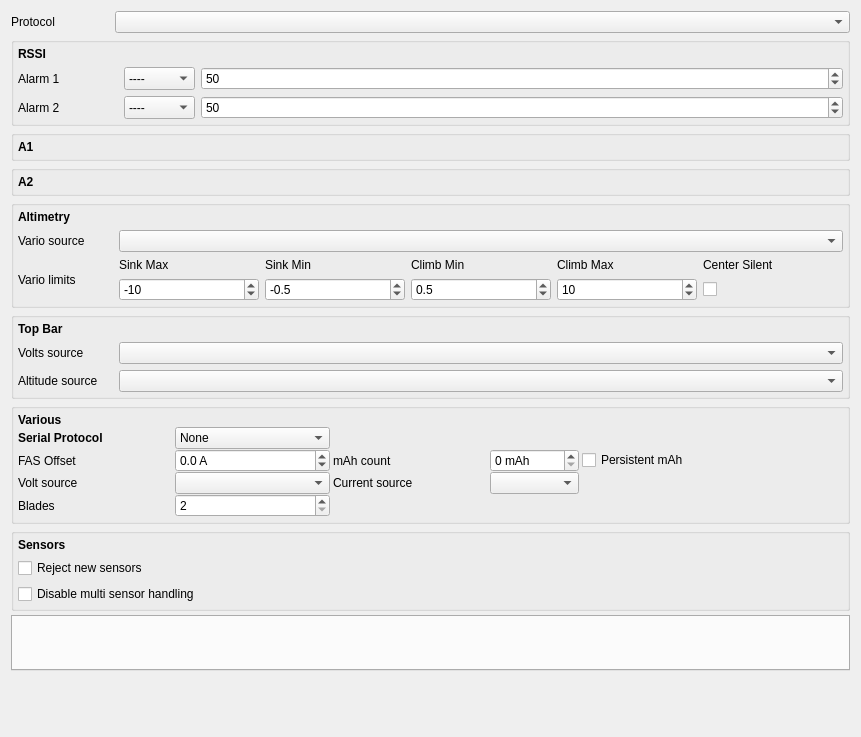
First picture: the form in companion/src/modeledit/telemetry.ui, repository opentx/opentx, before the edit.
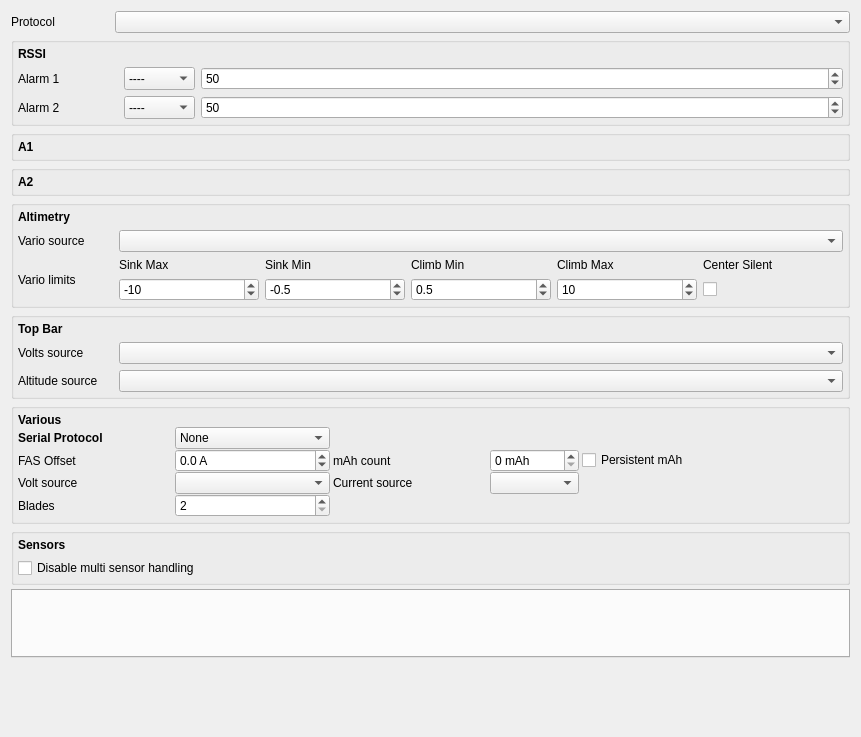
Second picture: the form after the edit. Custom widgets are drawn as their Qt base class.

Patch:
```diff
--- a/companion/src/modeledit/telemetry.ui
+++ b/companion/src/modeledit/telemetry.ui
@@ -972,20 +972,13 @@
         </property>
        </widget>
       </item>
-      <item row="3" column="0">
+      <item row="2" column="0">
        <widget class="AutoCheckBox" name="ignoreSensorIds">
         <property name="text">
          <string>Disable multi sensor handling</string>
         </property>
        </widget>
       </item>
-      <item row="2" column="0">
-       <widget class="AutoCheckBox" name="rejectNewSensors">
-        <property name="text">
-         <string>Reject new sensors</string>
-        </property>
-       </widget>
-      </item>
      </layout>
     </widget>
    </item>
```
